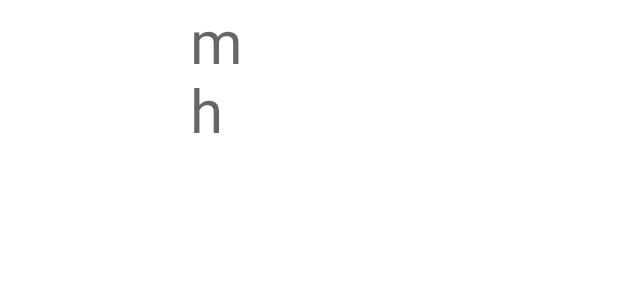
After one commit to Pavel19K/roomdatabaseproject, an Android app: the layout recyclerview_item.xml on its own in the app's theme, with its tools: preview values and no code run, on a phone screen of 412 x 824 dp. The commit adds this screen. Shown: the top 300 px of the screen. Run offline under Robolectric (Android 15) with nearby library versions, the phone set to English and light mode, and no system bars.

Commit message:
recyclerview toimii roomin kanssa

```diff
--- a/app/build.gradle
+++ b/app/build.gradle
@@ -43,6 +43,9 @@ android {
 }
 
 dependencies {
+    //glide
+    implementation 'com.github.bumptech.glide:glide:4.13.0'
+    annotationProcessor 'com.github.bumptech.glide:compiler:4.13.0'
     // Room components
     implementation "androidx.room:room-runtime:2.2.5"
     kapt "androidx.room:room-compiler:2.2.5"
--- a/app/src/main/AndroidManifest.xml
+++ b/app/src/main/AndroidManifest.xml
@@ -1,7 +1,7 @@
 <?xml version="1.0" encoding="utf-8"?>
 <manifest xmlns:android="http://schemas.android.com/apk/res/android"
     package="com.example.endproject">
-
+    <uses-permission android:name="android.permission.INTERNET"></uses-permission>
     <application
         android:allowBackup="true"
         android:icon="@mipmap/ic_launcher"
--- a/app/src/main/java/com/example/endproject/data/MemberDatabase.kt
+++ b/app/src/main/java/com/example/endproject/data/MemberDatabase.kt
@@ -5,7 +5,7 @@ import androidx.room.Database
 import androidx.room.Room
 import androidx.room.RoomDatabase
 
-@Database(entities = [Member::class], version = 2, exportSchema = false)
+@Database(entities = [Member::class], version = 1, exportSchema = false)
 abstract class MemberDatabase: RoomDatabase() {
 
     abstract fun memberDao(): MemberDao
--- /dev/null
+++ b/app/src/main/res/layout/recyclerview_item.xml
@@ -0,0 +1,45 @@
+<?xml version="1.0" encoding="utf-8"?>
+<androidx.constraintlayout.widget.ConstraintLayout xmlns:android="http://schemas.android.com/apk/res/android"
+    xmlns:app="http://schemas.android.com/apk/res-auto"
+    xmlns:tools="http://schemas.android.com/tools"
+    android:layout_width="match_parent"
+             android:layout_height="wrap_content">
+
+    <TextView
+        android:id="@+id/memberName"
+        android:layout_width="177dp"
+        android:layout_height="46dp"
+        android:layout_marginEnd="108dp"
+        android:hint="m"
+        android:textSize="40dp"
+        app:layout_constraintBottom_toBottomOf="parent"
+        app:layout_constraintEnd_toEndOf="parent"
+        app:layout_constraintTop_toTopOf="parent"
+        app:layout_constraintVertical_bias="0.0">
+
+    </TextView>
+
+    <TextView
+        android:id="@+id/memberLastName"
+        android:layout_width="177dp"
+        android:layout_height="46dp"
+        android:layout_marginEnd="108dp"
+        android:hint="h"
+        android:textSize="40dp"
+        app:layout_constraintBottom_toBottomOf="parent"
+        app:layout_constraintEnd_toEndOf="parent"
+        app:layout_constraintTop_toTopOf="parent"
+        app:layout_constraintVertical_bias="0.333">
+
+    </TextView>
+
+    <ImageView
+        android:id="@+id/memberImage"
+        android:layout_width="124dp"
+        android:layout_height="184dp"
+        app:layout_constraintBottom_toBottomOf="parent"
+        app:layout_constraintStart_toStartOf="parent"
+        app:layout_constraintTop_toTopOf="parent">
+
+    </ImageView>
+</androidx.constraintlayout.widget.ConstraintLayout>
```
Also changed, not shown: app/src/main/java/com/example/endproject/MainActivity.kt (+19 -1 lines), app/src/main/java/com/example/endproject/MemberAdapter.kt (added, +42 -0 lines), app/src/main/res/layout/activity_main.xml (+10 -0 lines).
